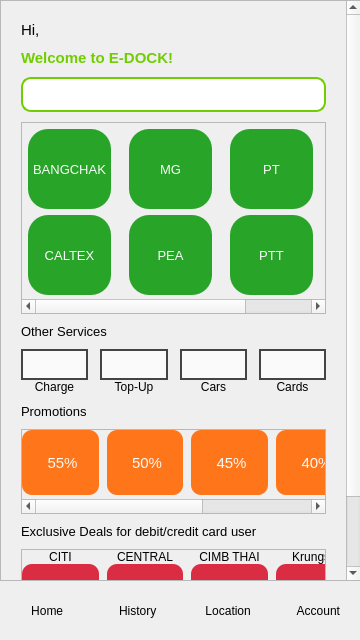
This is main.ui in Boondirek-Kanjanapongporn/E-DOCK as Qt 5 draws it before an edit. The edited form follows.
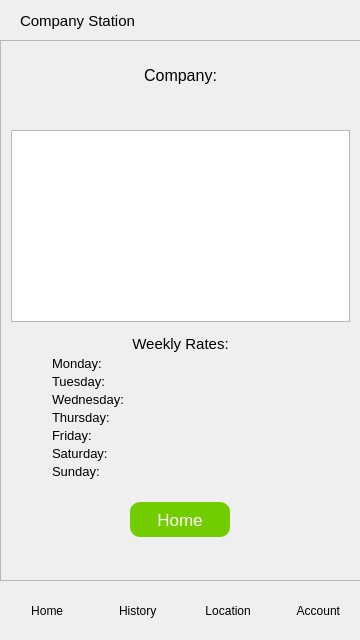
This is the edited form. The open tabs and pages were chosen to show the change. Icons and pictures are not drawn. Custom widgets are drawn as their Qt base class.

Diff of the .ui file:
```diff
--- a/main.ui
+++ b/main.ui
@@ -60,7 +60,7 @@
          <property name="geometry">
           <rect>
            <x>0</x>
-           <y>-112</y>
+           <y>0</y>
            <width>342</width>
            <height>691</height>
           </rect>
@@ -122,7 +122,7 @@
             <widget class="QWidget" name="stationAreaWidgetContents">
              <property name="geometry">
               <rect>
-               <x>0</x>
+               <x>-100</x>
                <y>0</y>
                <width>400</width>
                <height>175</height>
@@ -5421,6 +5421,683 @@
         </widget>
        </widget>
       </widget>
+      <widget class="QWidget" name="companyPage">
+       <widget class="QLabel" name="companystationLabel">
+        <property name="geometry">
+         <rect>
+          <x>20</x>
+          <y>10</y>
+          <width>121</width>
+          <height>21</height>
+         </rect>
+        </property>
+        <property name="font">
+         <font>
+          <pointsize>11</pointsize>
+         </font>
+        </property>
+        <property name="text">
+         <string>Company Station</string>
+        </property>
+       </widget>
+       <widget class="QScrollArea" name="companyScrollArea">
+        <property name="geometry">
+         <rect>
+          <x>0</x>
+          <y>40</y>
+          <width>361</width>
+          <height>541</height>
+         </rect>
+        </property>
+        <property name="sizePolicy">
+         <sizepolicy hsizetype="Expanding" vsizetype="Expanding">
+          <horstretch>0</horstretch>
+          <verstretch>0</verstretch>
+         </sizepolicy>
+        </property>
+        <property name="verticalScrollBarPolicy">
+         <enum>Qt::ScrollBarAsNeeded</enum>
+        </property>
+        <property name="widgetResizable">
+         <bool>true</bool>
+        </property>
+        <widget class="QWidget" name="scrollAreaWidgetContents_11">
+         <property name="geometry">
+          <rect>
+           <x>0</x>
+           <y>0</y>
+           <width>359</width>
+           <height>539</height>
+          </rect>
+         </property>
+         <property name="sizePolicy">
+          <sizepolicy hsizetype="Preferred" vsizetype="Preferred">
+           <horstretch>0</horstretch>
+           <verstretch>0</verstretch>
+          </sizepolicy>
+         </property>
+         <property name="minimumSize">
+          <size>
+           <width>0</width>
+           <height>0</height>
+          </size>
+         </property>
+         <layout class="QFormLayout" name="formLayout_12">
+          <property name="horizontalSpacing">
+           <number>0</number>
+          </property>
+          <property name="verticalSpacing">
+           <number>0</number>
+          </property>
+          <property name="leftMargin">
+           <number>0</number>
+          </property>
+          <property name="topMargin">
+           <number>0</number>
+          </property>
+          <property name="rightMargin">
+           <number>0</number>
+          </property>
+          <property name="bottomMargin">
+           <number>0</number>
+          </property>
+          <item row="0" column="1">
+           <layout class="QVBoxLayout" name="companyVerticalLayout_3">
+            <property name="spacing">
+             <number>0</number>
+            </property>
+            <property name="leftMargin">
+             <number>0</number>
+            </property>
+            <property name="topMargin">
+             <number>10</number>
+            </property>
+            <property name="rightMargin">
+             <number>0</number>
+            </property>
+            <property name="bottomMargin">
+             <number>0</number>
+            </property>
+            <item>
+             <spacer name="verticalSpacer_25">
+              <property name="orientation">
+               <enum>Qt::Vertical</enum>
+              </property>
+              <property name="sizeType">
+               <enum>QSizePolicy::Fixed</enum>
+              </property>
+              <property name="sizeHint" stdset="0">
+               <size>
+                <width>20</width>
+                <height>15</height>
+               </size>
+              </property>
+             </spacer>
+            </item>
+            <item>
+             <widget class="QLabel" name="companyLabel_3">
+              <property name="minimumSize">
+               <size>
+                <width>357</width>
+                <height>0</height>
+               </size>
+              </property>
+              <property name="font">
+               <font>
+                <pointsize>12</pointsize>
+               </font>
+              </property>
+              <property name="styleSheet">
+               <string notr="true"/>
+              </property>
+              <property name="text">
+               <string>Company:</string>
+              </property>
+              <property name="alignment">
+               <set>Qt::AlignCenter</set>
+              </property>
+             </widget>
+            </item>
+            <item>
+             <layout class="QVBoxLayout" name="companyVerticalLayout_2">
+              <property name="spacing">
+               <number>3</number>
+              </property>
+              <property name="leftMargin">
+               <number>10</number>
+              </property>
+              <property name="topMargin">
+               <number>10</number>
+              </property>
+              <property name="rightMargin">
+               <number>10</number>
+              </property>
+              <property name="bottomMargin">
+               <number>0</number>
+              </property>
+              <item>
+               <widget class="QLabel" name="companyvalueLabel">
+                <property name="font">
+                 <font>
+                  <pointsize>14</pointsize>
+                 </font>
+                </property>
+                <property name="text">
+                 <string/>
+                </property>
+                <property name="alignment">
+                 <set>Qt::AlignCenter</set>
+                </property>
+               </widget>
+              </item>
+              <item>
+               <spacer name="verticalSpacer_27">
+                <property name="orientation">
+                 <enum>Qt::Vertical</enum>
+                </property>
+                <property name="sizeType">
+                 <enum>QSizePolicy::Fixed</enum>
+                </property>
+                <property name="sizeHint" stdset="0">
+                 <size>
+                  <width>20</width>
+                  <height>10</height>
+                 </size>
+                </property>
+               </spacer>
+              </item>
+              <item>
+               <widget class="QChartView" name="ratesGraphicsView">
+                <property name="minimumSize">
+                 <size>
+                  <width>0</width>
+                  <height>166</height>
+                 </size>
+                </property>
+               </widget>
+              </item>
+              <item>
+               <spacer name="verticalSpacer_28">
+                <property name="orientation">
+                 <enum>Qt::Vertical</enum>
+                </property>
+                <property name="sizeType">
+                 <enum>QSizePolicy::Fixed</enum>
+                </property>
+                <property name="sizeHint" stdset="0">
+                 <size>
+                  <width>20</width>
+                  <height>10</height>
+                 </size>
+                </property>
+               </spacer>
+              </item>
+              <item>
+               <widget class="QLabel" name="weeklyratesLabel">
+                <property name="font">
+                 <font>
+                  <pointsize>11</pointsize>
+                 </font>
+                </property>
+                <property name="text">
+                 <string>Weekly Rates:</string>
+                </property>
+                <property name="alignment">
+                 <set>Qt::AlignCenter</set>
+                </property>
+               </widget>
+              </item>
+              <item>
+               <layout class="QHBoxLayout" name="mondayHorizontalLayout">
+                <property name="spacing">
+                 <number>0</number>
+                </property>
+                <property name="leftMargin">
+                 <number>40</number>
+                </property>
+                <property name="rightMargin">
+                 <number>0</number>
+                </property>
+                <item>
+                 <widget class="QLabel" name="mondayLabel">
+                  <property name="maximumSize">
+                   <size>
+                    <width>100</width>
+                    <height>16777215</height>
+                   </size>
+                  </property>
+                  <property name="font">
+                   <font>
+                    <pointsize>10</pointsize>
+                   </font>
+                  </property>
+                  <property name="styleSheet">
+                   <string notr="true"/>
+                  </property>
+                  <property name="text">
+                   <string>Monday:</string>
+                  </property>
+                 </widget>
+                </item>
+                <item>
+                 <widget class="QLabel" name="mondayvalueLabel">
+                  <property name="maximumSize">
+                   <size>
+                    <width>196</width>
+                    <height>16777215</height>
+                   </size>
+                  </property>
+                  <property name="font">
+                   <font>
+                    <pointsize>10</pointsize>
+                   </font>
+                  </property>
+                  <property name="text">
+                   <string/>
+                  </property>
+                 </widget>
+                </item>
+               </layout>
+              </item>
+              <item>
+               <layout class="QHBoxLayout" name="tuesdayHorizontalLayout">
+                <property name="spacing">
+                 <number>0</number>
+                </property>
+                <property name="leftMargin">
+                 <number>40</number>
+                </property>
+                <property name="rightMargin">
+                 <number>0</number>
+                </property>
+                <item>
+                 <widget class="QLabel" name="tuesdayLabel">
+                  <property name="maximumSize">
+                   <size>
+                    <width>100</width>
+                    <height>16777215</height>
+                   </size>
+                  </property>
+                  <property name="font">
+                   <font>
+                    <pointsize>10</pointsize>
+                   </font>
+                  </property>
+                  <property name="styleSheet">
+                   <string notr="true"/>
+                  </property>
+                  <property name="text">
+                   <string>Tuesday:</string>
+                  </property>
+                 </widget>
+                </item>
+                <item>
+                 <widget class="QLabel" name="tuesdayvalueLabel">
+                  <property name="maximumSize">
+                   <size>
+                    <width>196</width>
+                    <height>16777215</height>
+                   </size>
+                  </property>
+                  <property name="font">
+                   <font>
+                    <pointsize>10</pointsize>
+                   </font>
+                  </property>
+                  <property name="text">
+                   <string/>
+                  </property>
+                 </widget>
+                </item>
+               </layout>
+              </item>
+              <item>
+               <layout class="QHBoxLayout" name="wednesdayHorizontalLayout">
+                <property name="spacing">
+                 <number>0</number>
+                </property>
+                <property name="leftMargin">
+                 <number>40</number>
+                </property>
+                <property name="rightMargin">
+                 <number>0</number>
+                </property>
+                <item>
+                 <widget class="QLabel" name="wednesdayLabel">
+                  <property name="maximumSize">
+                   <size>
+                    <width>100</width>
+                    <height>16777215</height>
+                   </size>
+                  </property>
+                  <property name="font">
+                   <font>
+                    <pointsize>10</pointsize>
+                   </font>
+                  </property>
+                  <property name="styleSheet">
+                   <string notr="true"/>
+                  </property>
+                  <property name="text">
+                   <string>Wednesday:</string>
+                  </property>
+                 </widget>
+                </item>
+                <item>
+                 <widget class="QLabel" name="wednesdayvalueLabel">
+                  <property name="maximumSize">
+                   <size>
+                    <width>196</width>
+                    <height>16777215</height>
+                   </size>
+                  </property>
+                  <property name="font">
+                   <font>
+                    <pointsize>10</pointsize>
+                   </font>
+                  </property>
+                  <property name="text">
+                   <string/>
+                  </property>
+                 </widget>
+                </item>
+               </layout>
+              </item>
+              <item>
+               <layout class="QHBoxLayout" name="thursdayHorizontalLayout">
+                <property name="spacing">
+                 <number>0</number>
+                </property>
+                <property name="leftMargin">
+                 <number>40</number>
+                </property>
+                <property name="rightMargin">
+                 <number>0</number>
+                </property>
+                <item>
+                 <widget class="QLabel" name="thursdayLabel">
+                  <property name="maximumSize">
+                   <size>
+                    <width>100</width>
+                    <height>16777215</height>
+                   </size>
+                  </property>
+                  <property name="font">
+                   <font>
+                    <pointsize>10</pointsize>
+                   </font>
+                  </property>
+                  <property name="styleSheet">
+                   <string notr="true"/>
+                  </property>
+                  <property name="text">
+                   <string>Thursday:</string>
+                  </property>
+                 </widget>
+                </item>
+                <item>
+                 <widget class="QLabel" name="thursdayvalueLabel">
+                  <property name="maximumSize">
+                   <size>
+                    <width>196</width>
+                    <height>16777215</height>
+                   </size>
+                  </property>
+                  <property name="font">
+                   <font>
+                    <pointsize>10</pointsize>
+                   </font>
+                  </property>
+                  <property name="text">
+                   <string/>
+                  </property>
+                 </widget>
+                </item>
+               </layout>
+              </item>
+              <item>
+               <layout class="QHBoxLayout" name="fridayHorizontalLayout">
+                <property name="spacing">
+                 <number>0</number>
+                </property>
+                <property name="leftMargin">
+                 <number>40</number>
+                </property>
+                <property name="rightMargin">
+                 <number>0</number>
+                </property>
+                <item>
+                 <widget class="QLabel" name="fridayLabel">
+                  <property name="maximumSize">
+                   <size>
+                    <width>100</width>
+                    <height>16777215</height>
+                   </size>
+                  </property>
+                  <property name="font">
+                   <font>
+                    <pointsize>10</pointsize>
+                   </font>
+                  </property>
+                  <property name="styleSheet">
+                   <string notr="true"/>
+                  </property>
+                  <property name="text">
+                   <string>Friday:</string>
+                  </property>
+                 </widget>
+                </item>
+                <item>
+                 <widget class="QLabel" name="fridayvalueLabel">
+                  <property name="maximumSize">
+                   <size>
+                    <width>196</width>
+                    <height>16777215</height>
+                   </size>
+                  </property>
+                  <property name="font">
+                   <font>
+                    <pointsize>10</pointsize>
+                   </font>
+                  </property>
+                  <property name="text">
+                   <string/>
+                  </property>
+                 </widget>
+                </item>
+               </layout>
+              </item>
+              <item>
+               <layout class="QHBoxLayout" name="saturdayHorizontalLayout">
+                <property name="spacing">
+                 <number>0</number>
+                </property>
+                <property name="leftMargin">
+                 <number>40</number>
+                </property>
+                <property name="rightMargin">
+                 <number>0</number>
+                </property>
+                <item>
+                 <widget class="QLabel" name="saturdayLabel">
+                  <property name="maximumSize">
+                   <size>
+                    <width>100</width>
+                    <height>16777215</height>
+                   </size>
+                  </property>
+                  <property name="font">
+                   <font>
+                    <pointsize>10</pointsize>
+                   </font>
+                  </property>
+                  <property name="styleSheet">
+                   <string notr="true"/>
+                  </property>
+                  <property name="text">
+                   <string>Saturday:</string>
+                  </property>
+                 </widget>
+                </item>
+                <item>
+                 <widget class="QLabel" name="saturdayvalueLabel">
+                  <property name="maximumSize">
+                   <size>
+                    <width>196</width>
+                    <height>16777215</height>
+                   </size>
+                  </property>
+                  <property name="font">
+                   <font>
+                    <pointsize>10</pointsize>
+                   </font>
+                  </property>
+                  <property name="text">
+                   <string/>
+                  </property>
+                 </widget>
+                </item>
+               </layout>
+              </item>
+              <item>
+               <layout class="QHBoxLayout" name="sundayHorizontalLayout">
+                <property name="spacing">
+                 <number>0</number>
+                </property>
+                <property name="leftMargin">
+                 <number>40</number>
+                </property>
+                <property name="rightMargin">
+                 <number>0</number>
+                </property>
+                <item>
+                 <widget class="QLabel" name="sundayLabel">
+                  <property name="maximumSize">
+                   <size>
+                    <width>100</width>
+                    <height>16777215</height>
+                   </size>
+                  </property>
+                  <property name="font">
+                   <font>
+                    <pointsize>10</pointsize>
+                   </font>
+                  </property>
+                  <property name="styleSheet">
+                   <string notr="true"/>
+                  </property>
+                  <property name="text">
+                   <string>Sunday:</string>
+                  </property>
+                 </widget>
+                </item>
+                <item>
+                 <widget class="QLabel" name="sundayvalueLabel">
+                  <property name="maximumSize">
+                   <size>
+                    <width>196</width>
+                    <height>16777215</height>
+                   </size>
+                  </property>
+                  <property name="font">
+                   <font>
+                    <pointsize>10</pointsize>
+                   </font>
+                  </property>
+                  <property name="text">
+                   <string/>
+                  </property>
+                 </widget>
+                </item>
+               </layout>
+              </item>
+              <item>
+               <spacer name="verticalSpacer_29">
+                <property name="orientation">
+                 <enum>Qt::Vertical</enum>
+                </property>
+                <property name="sizeType">
+                 <enum>QSizePolicy::Fixed</enum>
+                </property>
+                <property name="sizeHint" stdset="0">
+                 <size>
+                  <width>20</width>
+                  <height>20</height>
+                 </size>
+                </property>
+               </spacer>
+              </item>
+              <item>
+               <layout class="QHBoxLayout" name="homeHorizontalLayout">
+                <property name="spacing">
+                 <number>0</number>
+                </property>
+                <item>
+                 <widget class="QPushButton" name="homePushButton_2">
+                  <property name="minimumSize">
+                   <size>
+                    <width>0</width>
+                    <height>35</height>
+                   </size>
+                  </property>
+                  <property name="maximumSize">
+                   <size>
+                    <width>100</width>
+                    <height>16777215</height>
+                   </size>
+                  </property>
+                  <property name="font">
+                   <font>
+                    <pointsize>13</pointsize>
+                   </font>
+                  </property>
+                  <property name="cursor">
+                   <cursorShape>PointingHandCursor</cursorShape>
+                  </property>
+                  <property name="styleSheet">
+                   <string notr="true">QPushButton{
+	background-color: #71cd00;
+	border-radius: 10px;
+	color: #ffffff;
+}
+QPushButton:hover{
+	background-color: #468000;
+}</string>
+                  </property>
+                  <property name="text">
+                   <string>Home</string>
+                  </property>
+                  <property name="iconSize">
+                   <size>
+                    <width>20</width>
+                    <height>20</height>
+                   </size>
+                  </property>
+                 </widget>
+                </item>
+               </layout>
+              </item>
+              <item>
+               <spacer name="verticalSpacer_5">
+                <property name="orientation">
+                 <enum>Qt::Vertical</enum>
+                </property>
+                <property name="sizeHint" stdset="0">
+                 <size>
+                  <width>20</width>
+                  <height>30</height>
+                 </size>
+                </property>
+               </spacer>
+              </item>
+             </layout>
+            </item>
+           </layout>
+          </item>
+         </layout>
+        </widget>
+       </widget>
+      </widget>
      </widget>
     </item>
    </layout>
@@ -5443,7 +6120,7 @@
       <property name="minimumSize">
        <size>
         <width>90</width>
-        <height>51</height>
+        <height>59</height>
        </size>
       </property>
       <property name="cursor">
@@ -5477,7 +6154,7 @@
       <property name="minimumSize">
        <size>
         <width>90</width>
-        <height>51</height>
+        <height>59</height>
        </size>
       </property>
       <property name="cursor">
@@ -5505,7 +6182,7 @@
       <property name="minimumSize">
        <size>
         <width>90</width>
-        <height>51</height>
+        <height>59</height>
        </size>
       </property>
       <property name="cursor">
@@ -5539,7 +6216,7 @@
       <property name="minimumSize">
        <size>
         <width>90</width>
-        <height>51</height>
+        <height>59</height>
        </size>
       </property>
       <property name="cursor">
@@ -5571,6 +6248,13 @@
    </layout>
   </widget>
  </widget>
+ <customwidgets>
+  <customwidget>
+   <class>QChartView</class>
+   <extends>QGraphicsView</extends>
+   <header>QtCharts</header>
+  </customwidget>
+ </customwidgets>
  <resources/>
  <connections/>
 </ui>
```
Left out of the diff: 105 changed lines with no effect on the pictures.
